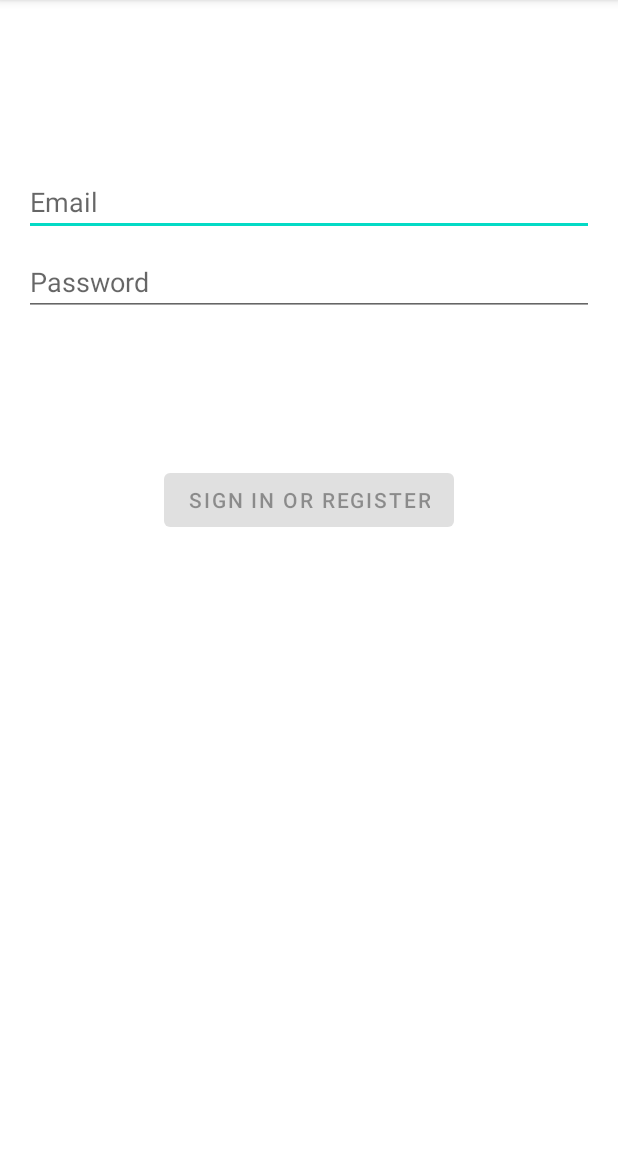
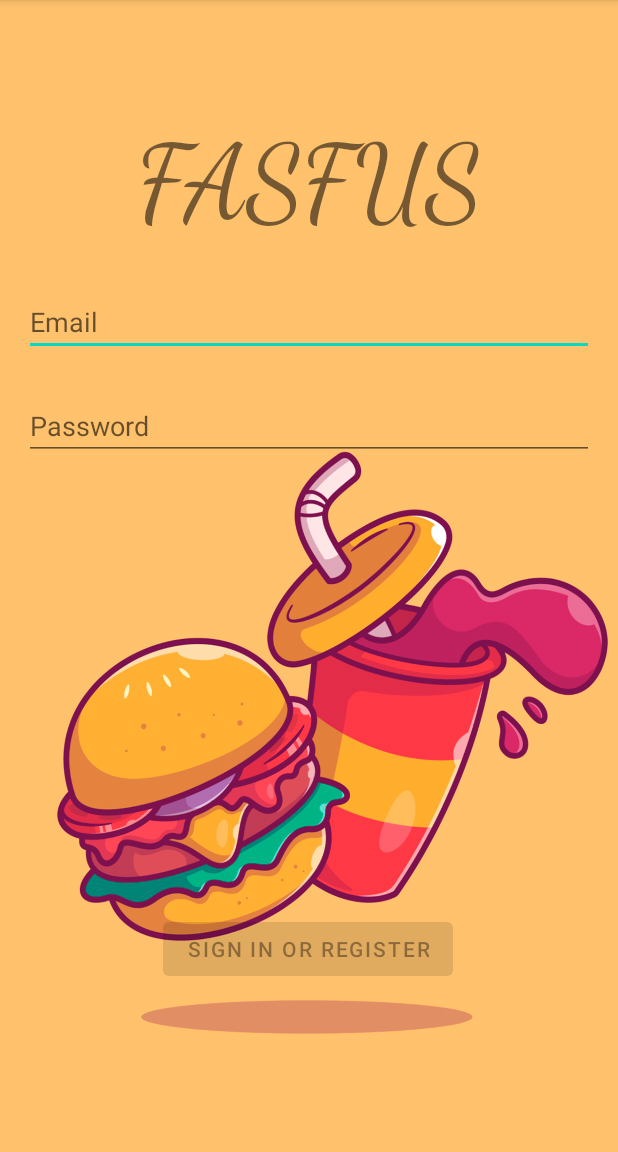
Before and after one commit to MarcRamos2/ProjecteUF2-UF3, an Android app: the screen it shows after launch (LoginActivity), on a phone screen of 412 x 824 dp, the part 84-1236 px from its top. Run offline under Robolectric (Android 15) with nearby library versions, the phone set to English and light mode, and no system bars.

Commit message:
Menú login

```diff
--- a/app/src/main/res/layout/activity_login.xml
+++ b/app/src/main/res/layout/activity_login.xml
@@ -5,6 +5,7 @@
     android:id="@+id/container"
     android:layout_width="match_parent"
     android:layout_height="match_parent"
+    android:background="@drawable/fondo2"
     android:paddingLeft="@dimen/activity_horizontal_margin"
     android:paddingTop="@dimen/activity_vertical_margin"
     android:paddingRight="@dimen/activity_horizontal_margin"
@@ -15,7 +16,7 @@
         android:id="@+id/username"
         android:layout_width="0dp"
         android:layout_height="wrap_content"
-        android:layout_marginTop="96dp"
+        android:layout_marginTop="176dp"
         android:hint="@string/prompt_email"
         android:inputType="textEmailAddress"
         android:selectAllOnFocus="true"
@@ -27,7 +28,7 @@
         android:id="@+id/password"
         android:layout_width="0dp"
         android:layout_height="wrap_content"
-        android:layout_marginTop="8dp"
+        android:layout_marginTop="24dp"
         android:hint="@string/prompt_password"
         android:imeActionLabel="@string/action_sign_in_short"
         android:imeOptions="actionDone"
@@ -48,9 +49,10 @@
         android:text="@string/action_sign_in"
         app:layout_constraintBottom_toBottomOf="parent"
         app:layout_constraintEnd_toEndOf="parent"
+        app:layout_constraintHorizontal_bias="0.497"
         app:layout_constraintStart_toStartOf="parent"
         app:layout_constraintTop_toBottomOf="@+id/password"
-        app:layout_constraintVertical_bias="0.2" />
+        app:layout_constraintVertical_bias="0.902" />
 
     <ProgressBar
         android:id="@+id/loading"
@@ -66,4 +68,19 @@
         app:layout_constraintTop_toTopOf="parent"
         app:layout_constraintVertical_bias="0.3" />
 
+    <TextView
+        android:id="@+id/textView"
+        android:layout_width="wrap_content"
+        android:layout_height="wrap_content"
+        android:layout_marginTop="64dp"
+        android:layout_marginBottom="13dp"
+        android:fontFamily="cursive"
+        android:text="FASFUS"
+        android:textSize="70sp"
+        app:layout_constraintBottom_toTopOf="@+id/username"
+        app:layout_constraintEnd_toEndOf="parent"
+        app:layout_constraintStart_toStartOf="parent"
+        app:layout_constraintTop_toTopOf="parent"
+        app:layout_constraintVertical_bias="0.0" />
+
 </androidx.constraintlayout.widget.ConstraintLayout>
```
Also changed, not shown: app/src/main/res/drawable/fondo1.jpg (added), app/src/main/res/drawable/fondo2.png (added), app/src/main/res/drawable/logo.png (added).
